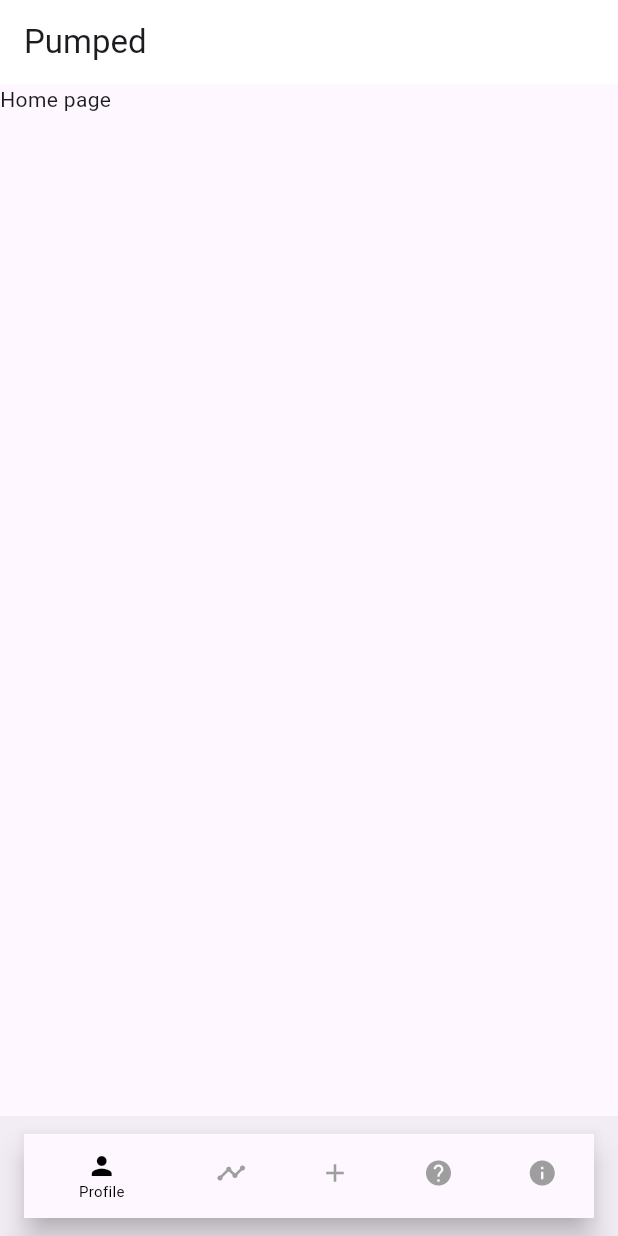
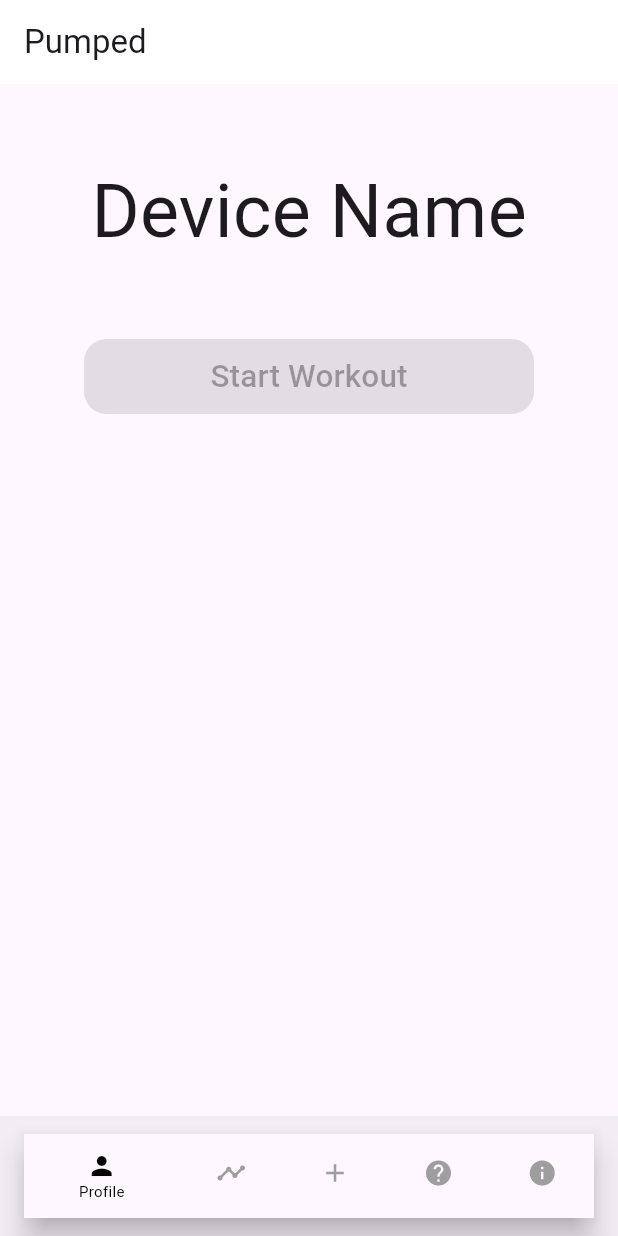
Before and after one commit to jjj7632/SmartGymCompanion, a Flutter app: the screen it shows after launch, on a phone screen of 412 x 824 dp. Run offline on Flutter 3.47's test engine with Material 2 defaults, Android fonts, the light colour scheme and no system bars.

Commit message:
Home Page basic style

```diff
--- a/flutter/lib/home.dart
+++ b/flutter/lib/home.dart
@@ -17,8 +17,30 @@ class _HomePageState extends State<HomePage> {
 
   @override
   Widget build(BuildContext context){
-    return Scaffold(
-      body: Text("Home page"),
+    return Center(
+      child: Column(
+        children: [
+          SizedBox(height: 50,),
+          Text(
+            "Device Name",
+            textScaleFactor: 3.5,
+          ),
+          SizedBox(height: 50,),
+          ElevatedButton(
+            onPressed: null,
+            child: Text(
+              "Start Workout",
+              textScaleFactor: 1.5,
+            ),
+            style: ElevatedButton.styleFrom(
+              fixedSize: Size(300, 50),
+              shape: RoundedRectangleBorder(
+                borderRadius: BorderRadius.circular(15.0)
+              )
+            ),
+          )
+        ]
+        ),
     );
   }
 }
```
